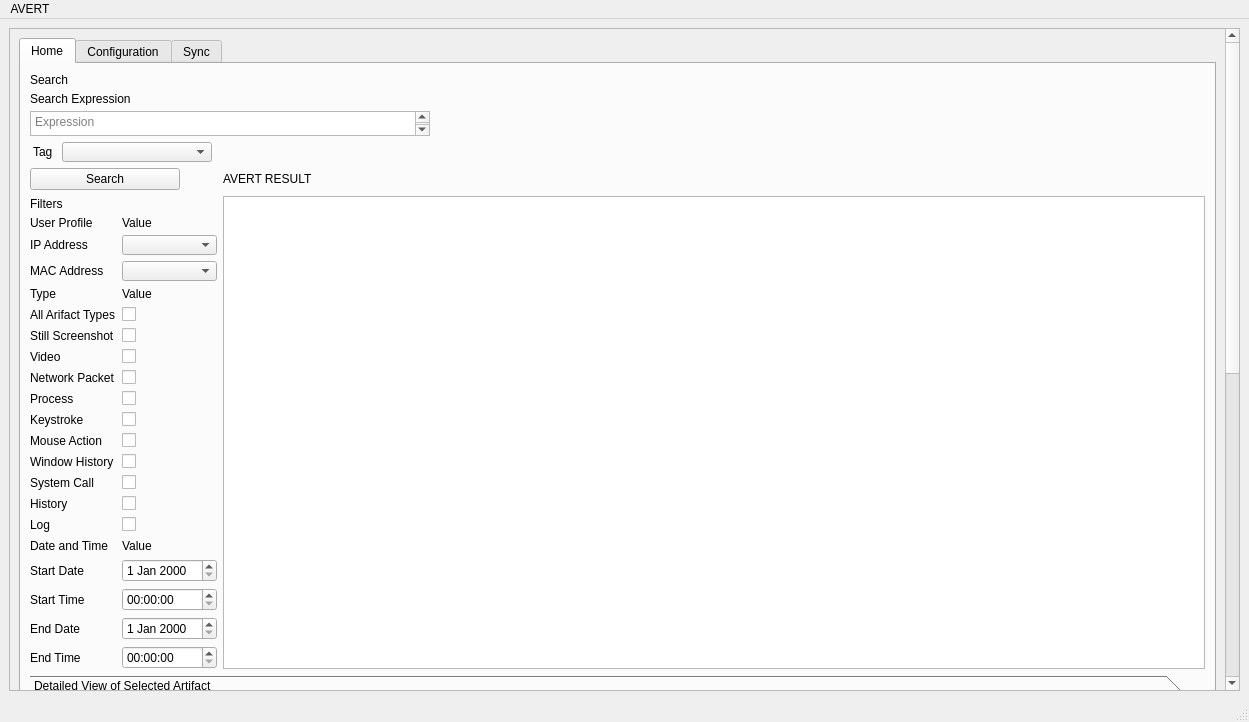
First picture: the form in AvertUI.ui, repository TheCappers/UserInterface, before the edit.
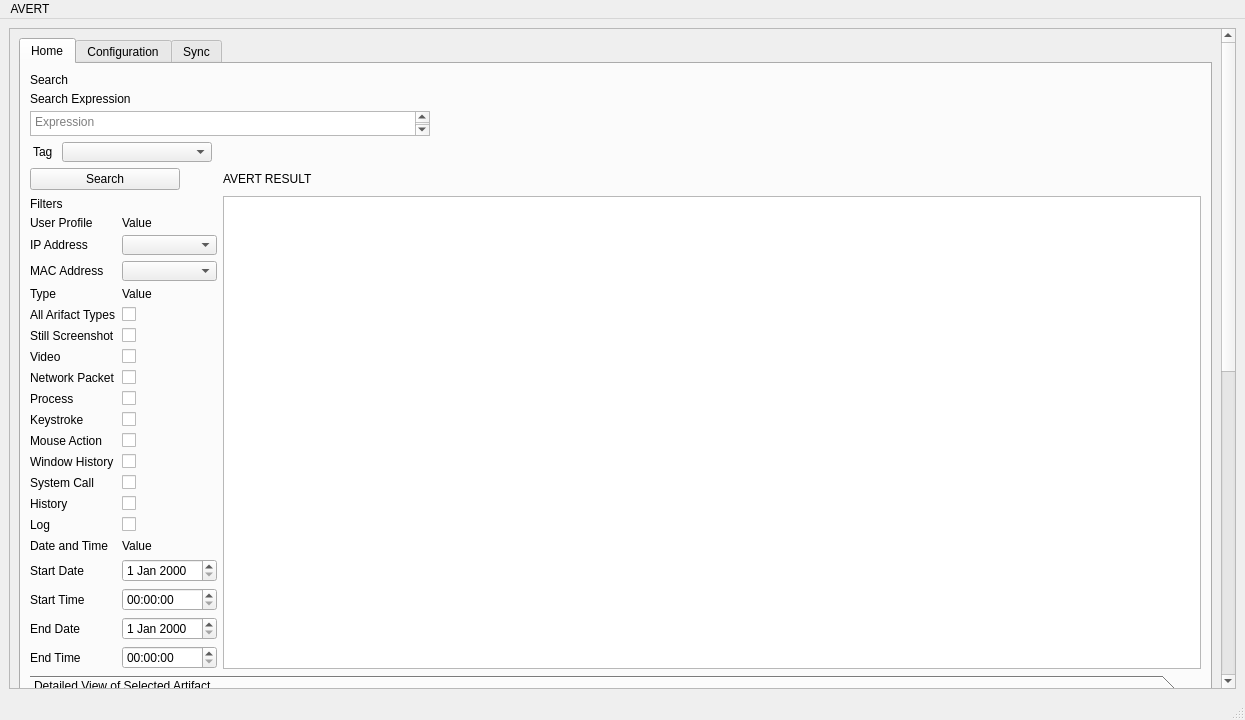
Second picture: the form after the edit. The open tabs and pages were chosen to show the change.

Commit message: added annotation content

The edit to the form file:
```diff
--- a/AvertUI.ui
+++ b/AvertUI.ui
@@ -6,8 +6,8 @@
    <rect>
     <x>0</x>
     <y>0</y>
-    <width>1249</width>
-    <height>722</height>
+    <width>1245</width>
+    <height>720</height>
    </rect>
   </property>
   <property name="windowTitle">
@@ -24,8 +24,8 @@
        <property name="geometry">
         <rect>
          <x>0</x>
-         <y>0</y>
-         <width>1212</width>
+         <y>-573</y>
+         <width>1208</width>
          <height>1232</height>
         </rect>
        </property>
@@ -1345,7 +1345,7 @@
     <rect>
      <x>0</x>
      <y>0</y>
-     <width>1249</width>
+     <width>1245</width>
      <height>21</height>
     </rect>
    </property>
```
Left out of the diff: 145 changed lines with no effect on the pictures. Lines whose indentation alone changed are shown as unchanged.
